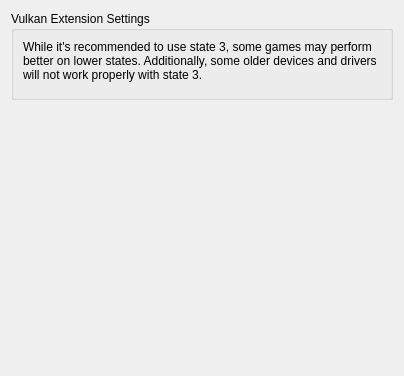
Qt form src/yuzu/configuration/configure_graphics_extensions.ui (rorrim-rorrim/eden-alt) before a commit.
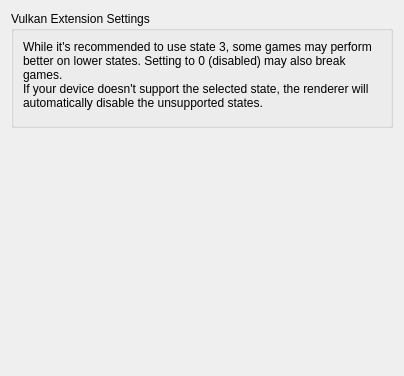
The same form after that commit.

Commit message:
Dynamic State Fixes (#57)
- Forcefully disabled dynamic state extensions if Vulkan reports that
  the device doesn't support it (need to update UI for this)
- Adds some more supported state 3 extensions
- Adds back stencil reinterpretation
- default to 0 on Android and 1 on desktop

```diff
--- a/src/yuzu/configuration/configure_graphics_extensions.ui
+++ b/src/yuzu/configuration/configure_graphics_extensions.ui
@@ -28,7 +28,8 @@
         <item>
          <widget class="QLabel" name="label">
           <property name="text">
-           <string>While it's recommended to use state 3, some games may perform better on lower states. Additionally, some older devices and drivers will not work properly with state 3.</string>
+           <string>While it's recommended to use state 3, some games may perform better on lower states. Setting to 0 (disabled) may also break games.
+If your device doesn't support the selected state, the renderer will automatically disable the unsupported states.</string>
           </property>
           <property name="wordWrap">
            <bool>true</bool>
```
The commit also changes 7 other files.
